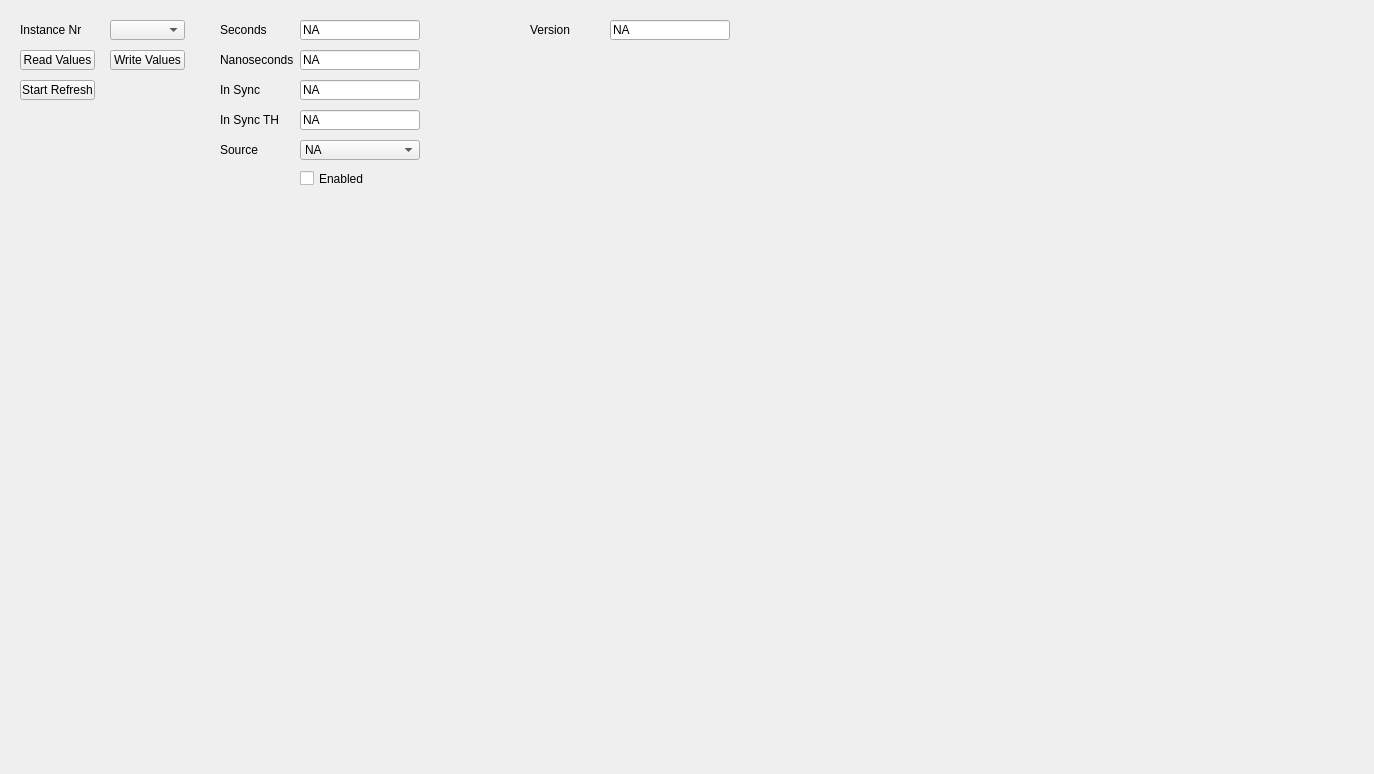
NetTimeLogic/UniversalConfigurationManager, file UCM/Library/UniversalConfigurationManager/ClkClockTab/Ucm_ClkClockTab.ui: the form before one commit.
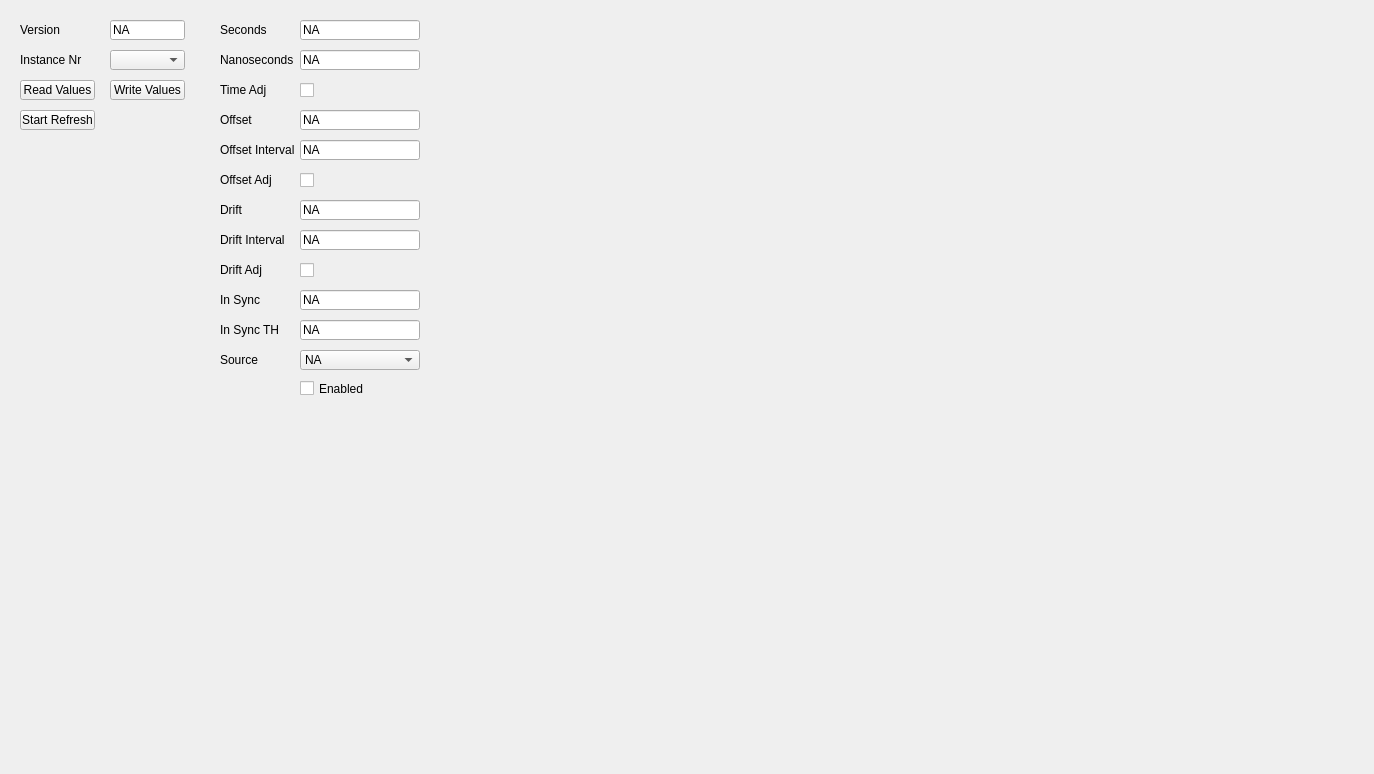
The form after the commit.

```diff
--- a/UCM/Library/UniversalConfigurationManager/ClkClockTab/Ucm_ClkClockTab.ui
+++ b/UCM/Library/UniversalConfigurationManager/ClkClockTab/Ucm_ClkClockTab.ui
@@ -17,7 +17,7 @@
    <property name="geometry">
     <rect>
      <x>220</x>
-     <y>140</y>
+     <y>350</y>
      <width>80</width>
      <height>20</height>
     </rect>
@@ -30,7 +30,7 @@
    <property name="geometry">
     <rect>
      <x>220</x>
-     <y>80</y>
+     <y>290</y>
      <width>80</width>
      <height>20</height>
     </rect>
@@ -43,7 +43,7 @@
    <property name="geometry">
     <rect>
      <x>300</x>
-     <y>170</y>
+     <y>380</y>
      <width>80</width>
      <height>17</height>
     </rect>
@@ -56,7 +56,7 @@
    <property name="geometry">
     <rect>
      <x>300</x>
-     <y>140</y>
+     <y>350</y>
      <width>120</width>
      <height>20</height>
     </rect>
@@ -114,7 +114,7 @@
    <property name="geometry">
     <rect>
      <x>20</x>
-     <y>80</y>
+     <y>110</y>
      <width>75</width>
      <height>20</height>
     </rect>
@@ -142,9 +142,9 @@
    </property>
    <property name="geometry">
     <rect>
-     <x>610</x>
+     <x>110</x>
      <y>20</y>
-     <width>120</width>
+     <width>75</width>
      <height>20</height>
     </rect>
    </property>
@@ -162,7 +162,7 @@
    <property name="geometry">
     <rect>
      <x>300</x>
-     <y>80</y>
+     <y>290</y>
      <width>120</width>
      <height>20</height>
     </rect>
@@ -191,7 +191,7 @@
    <property name="geometry">
     <rect>
      <x>20</x>
-     <y>20</y>
+     <y>50</y>
      <width>80</width>
      <height>20</height>
     </rect>
@@ -216,7 +216,7 @@
   <widget class="QLabel" name="ClkClockVersionLabel">
    <property name="geometry">
     <rect>
-     <x>530</x>
+     <x>20</x>
      <y>20</y>
      <width>80</width>
      <height>20</height>
@@ -230,7 +230,7 @@
    <property name="geometry">
     <rect>
      <x>20</x>
-     <y>50</y>
+     <y>80</y>
      <width>75</width>
      <height>20</height>
     </rect>
@@ -243,7 +243,7 @@
    <property name="geometry">
     <rect>
      <x>110</x>
-     <y>20</y>
+     <y>50</y>
      <width>75</width>
      <height>20</height>
     </rect>
@@ -253,7 +253,7 @@
    <property name="geometry">
     <rect>
      <x>220</x>
-     <y>110</y>
+     <y>320</y>
      <width>71</width>
      <height>20</height>
     </rect>
@@ -266,7 +266,7 @@
    <property name="geometry">
     <rect>
      <x>110</x>
-     <y>50</y>
+     <y>80</y>
      <width>75</width>
      <height>20</height>
     </rect>
@@ -295,7 +295,33 @@
    <property name="geometry">
     <rect>
      <x>300</x>
+     <y>320</y>
+     <width>120</width>
+     <height>20</height>
+    </rect>
+   </property>
+   <property name="text">
+    <string>NA</string>
+   </property>
+  </widget>
+  <widget class="QLabel" name="ClkClockOffsetLabel">
+   <property name="geometry">
+    <rect>
+     <x>220</x>
      <y>110</y>
+     <width>80</width>
+     <height>20</height>
+    </rect>
+   </property>
+   <property name="text">
+    <string>Offset</string>
+   </property>
+  </widget>
+  <widget class="QLineEdit" name="ClkClockOffsetValue">
+   <property name="geometry">
+    <rect>
+     <x>300</x>
+     <y>110</y>
      <width>120</width>
      <height>20</height>
     </rect>
@@ -304,6 +330,180 @@
     <string>NA</string>
    </property>
   </widget>
+  <widget class="QLineEdit" name="ClkClockOffsetIntervalValue">
+   <property name="geometry">
+    <rect>
+     <x>300</x>
+     <y>140</y>
+     <width>120</width>
+     <height>20</height>
+    </rect>
+   </property>
+   <property name="text">
+    <string>NA</string>
+   </property>
+  </widget>
+  <widget class="QLabel" name="ClkClockOffsetIntervalLabel">
+   <property name="geometry">
+    <rect>
+     <x>220</x>
+     <y>140</y>
+     <width>80</width>
+     <height>20</height>
+    </rect>
+   </property>
+   <property name="text">
+    <string>Offset Interval</string>
+   </property>
+  </widget>
+  <widget class="QCheckBox" name="ClkClockOffsetAdjCheckBox">
+   <property name="enabled">
+    <bool>true</bool>
+   </property>
+   <property name="geometry">
+    <rect>
+     <x>300</x>
+     <y>170</y>
+     <width>80</width>
+     <height>20</height>
+    </rect>
+   </property>
+   <property name="text">
+    <string/>
+   </property>
+   <property name="checkable">
+    <bool>true</bool>
+   </property>
+  </widget>
+  <widget class="QLabel" name="ClkClockOffsetAdjLabel">
+   <property name="geometry">
+    <rect>
+     <x>220</x>
+     <y>170</y>
+     <width>80</width>
+     <height>20</height>
+    </rect>
+   </property>
+   <property name="text">
+    <string>Offset Adj</string>
+   </property>
+  </widget>
+  <widget class="QLineEdit" name="ClkClockDriftValue">
+   <property name="geometry">
+    <rect>
+     <x>300</x>
+     <y>200</y>
+     <width>120</width>
+     <height>20</height>
+    </rect>
+   </property>
+   <property name="text">
+    <string>NA</string>
+   </property>
+  </widget>
+  <widget class="QLabel" name="ClkClockDriftLabel">
+   <property name="geometry">
+    <rect>
+     <x>220</x>
+     <y>200</y>
+     <width>80</width>
+     <height>20</height>
+    </rect>
+   </property>
+   <property name="text">
+    <string>Drift</string>
+   </property>
+  </widget>
+  <widget class="QCheckBox" name="ClkClockDriftAdjCheckBox">
+   <property name="enabled">
+    <bool>true</bool>
+   </property>
+   <property name="geometry">
+    <rect>
+     <x>300</x>
+     <y>260</y>
+     <width>80</width>
+     <height>20</height>
+    </rect>
+   </property>
+   <property name="text">
+    <string/>
+   </property>
+   <property name="checkable">
+    <bool>true</bool>
+   </property>
+  </widget>
+  <widget class="QLabel" name="ClkClockDriftIntervalLabel">
+   <property name="geometry">
+    <rect>
+     <x>220</x>
+     <y>230</y>
+     <width>80</width>
+     <height>20</height>
+    </rect>
+   </property>
+   <property name="text">
+    <string>Drift Interval</string>
+   </property>
+  </widget>
+  <widget class="QLabel" name="ClkClockDriftAdjLabel">
+   <property name="geometry">
+    <rect>
+     <x>220</x>
+     <y>260</y>
+     <width>80</width>
+     <height>20</height>
+    </rect>
+   </property>
+   <property name="text">
+    <string>Drift Adj</string>
+   </property>
+  </widget>
+  <widget class="QLineEdit" name="ClkClockDriftIntervalValue">
+   <property name="geometry">
+    <rect>
+     <x>300</x>
+     <y>230</y>
+     <width>120</width>
+     <height>20</height>
+    </rect>
+   </property>
+   <property name="text">
+    <string>NA</string>
+   </property>
+  </widget>
+  <widget class="QLabel" name="ClkClockTimeAdjLabel">
+   <property name="geometry">
+    <rect>
+     <x>220</x>
+     <y>80</y>
+     <width>80</width>
+     <height>20</height>
+    </rect>
+   </property>
+   <property name="text">
+    <string>Time Adj</string>
+   </property>
+  </widget>
+  <widget class="QCheckBox" name="ClkClockTimeAdjCheckBox">
+   <property name="enabled">
+    <bool>true</bool>
+   </property>
+   <property name="geometry">
+    <rect>
+     <x>300</x>
+     <y>80</y>
+     <width>80</width>
+     <height>20</height>
+    </rect>
+   </property>
+   <property name="text">
+    <string/>
+   </property>
+   <property name="checkable">
+    <bool>true</bool>
+   </property>
+  </widget>
  </widget>
  <resources/>
  <connections/>
```
